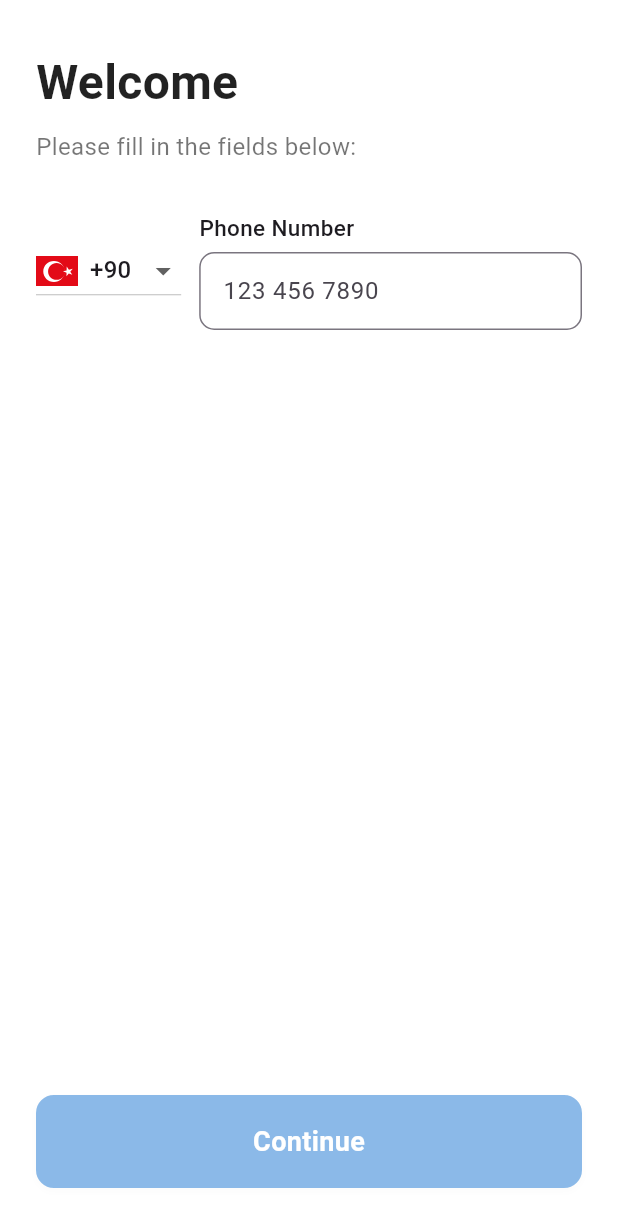
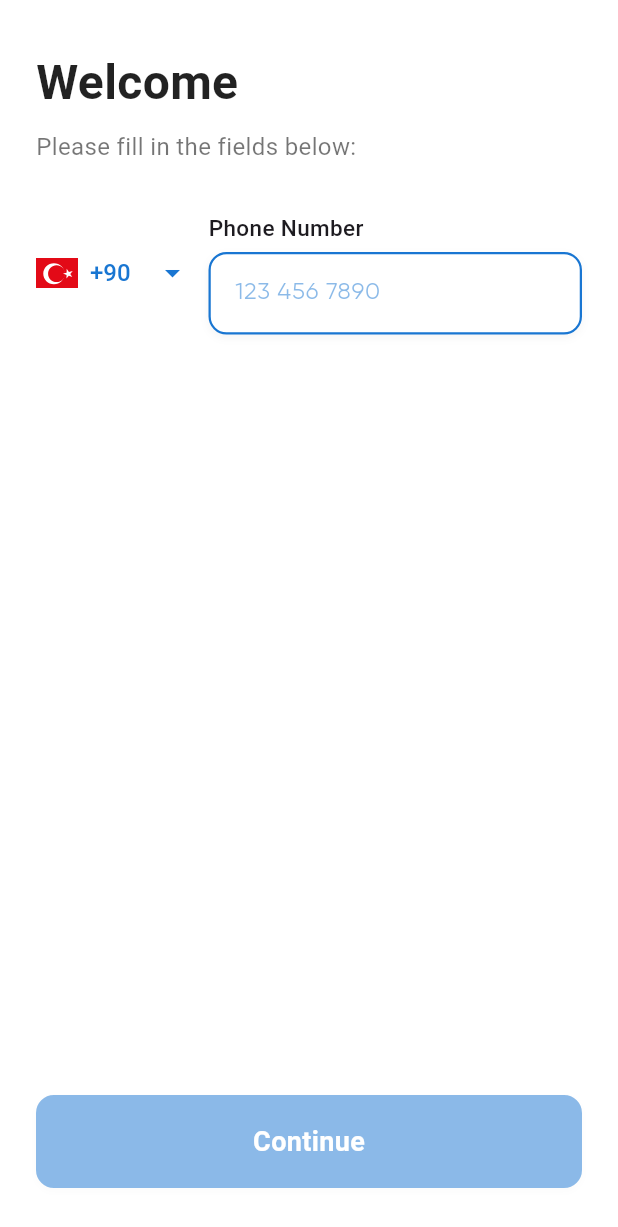
Before and after one commit to afakgun/telephony_rakuten_assignment, a Flutter app: the WelcomeView screen opened by its route, on a phone screen of 412 x 824 dp. Shown: the top 1227 px of the screen. Run offline on Flutter 3.47's test engine with Material 3 defaults, Android fonts, the phone set to English and light mode, and no system bars; our stand-ins replace cloud_firestore, connectivity_plus, device_info_plus, firebase_auth, firebase_core, fl_chart and 7 more; missing offline and left inert: flutter_phone_direct_caller, traffic_stats; accounts and stored records are empty; Roboto replaces fonts that are missing (Gilroy); project files that could hold a hidden picture were left out.

```diff
--- a/lib/presentation/confirmation/confirmation_widgets.dart
+++ b/lib/presentation/confirmation/confirmation_widgets.dart
@@ -1,4 +1,5 @@
 import 'package:flutter/material.dart';
+import 'package:telephony_rakuten_assignment/utils/textfield_utils.dart';
 
 class ConfirmationCodeInput extends StatelessWidget {
   final void Function(String) onChanged;
--- a/lib/presentation/welcome/welcome_view.dart
+++ b/lib/presentation/welcome/welcome_view.dart
@@ -49,7 +49,9 @@ class WelcomeView extends StatelessWidget {
               SizedBox(height: 32),
               Row(
                 children: [
-                  CountryCodeDropdown(
+                  Container(
+                    width: Get.width * 0.25,
+                    child: CountryCodeDropdown(
                       value: controller.countryCode.value,
                       onChanged: (value) {
                         if (value != null) controller.countryCode.value = value;
@@ -66,6 +68,7 @@ class WelcomeView extends StatelessWidget {
                         CountryCodeItem(code: '+20', flagAsset: 'assets/svg/flags/eg.svg'),
                         CountryCodeItem(code: '+7', flagAsset: 'assets/svg/flags/ru.svg'),
                       ],
+                    ),
                   ),
                   SizedBox(width: 12),
                   Expanded(
--- a/lib/presentation/welcome/welcome_widgets.dart
+++ b/lib/presentation/welcome/welcome_widgets.dart
@@ -1,6 +1,8 @@
 import 'package:flutter/material.dart';
 import 'package:flutter_svg/flutter_svg.dart';
 import 'package:get/get.dart';
+import 'package:telephony_rakuten_assignment/utils/textfield_utils.dart';
+import 'package:telephony_rakuten_assignment/utils/dropdown_utils.dart';
 
 class CountryCodeDropdown extends StatelessWidget {
   final String value;
@@ -16,7 +18,8 @@ class CountryCodeDropdown extends StatelessWidget {
 
   @override
   Widget build(BuildContext context) {
-    return DropdownButton<String>(
+    return Flexible(
+      child: DropdownUtils.cardDropdown<String>(
         value: value,
         onChanged: onChanged,
         items: items.map((item) {
@@ -36,6 +39,7 @@ class CountryCodeDropdown extends StatelessWidget {
             ),
           );
         }).toList(),
+      ),
     );
   }
 }
@@ -73,17 +77,11 @@ class WelcomeTextField extends StatelessWidget {
           style: TextStyle(fontSize: 15, fontWeight: FontWeight.w500),
         ),
         SizedBox(height: 6),
-        TextField(
+        TextFieldUtils.cardTextField(
           onChanged: onChanged,
           keyboardType: keyboardType,
           maxLines: maxLines,
-          decoration: InputDecoration(
           hintText: hint,
-            border: OutlineInputBorder(
-              borderRadius: BorderRadius.circular(10),
-            ),
-            contentPadding: EdgeInsets.symmetric(horizontal: 12, vertical: 14),
-          ),
         ),
       ],
     );
--- a/lib/routes/app_pages.dart
+++ b/lib/routes/app_pages.dart
@@ -1,10 +1,10 @@
 import 'package:get/get.dart';
+import 'package:telephony_rakuten_assignment/presentation/confirmation/view/confirmation_view.dart';
 import 'package:telephony_rakuten_assignment/presentation/home/home_view.dart';
 import 'package:telephony_rakuten_assignment/presentation/onboarding/onboarding_binding.dart';
 import 'package:telephony_rakuten_assignment/presentation/onboarding/onboarding_view.dart';
 import 'package:telephony_rakuten_assignment/presentation/welcome/welcome_binding.dart';
 import 'package:telephony_rakuten_assignment/presentation/welcome/welcome_view.dart';
-import 'package:telephony_rakuten_assignment/ui/confirmation/confirmation_view.dart';
 import 'package:telephony_rakuten_assignment/presentation/confirmation/confirmation_binding.dart';
 import 'package:telephony_rakuten_assignment/presentation/home/home_binding.dart';
 import 'package:telephony_rakuten_assignment/presentation/youtube/youtube_player_view.dart';
--- /dev/null
+++ b/lib/utils/dropdown_utils.dart
@@ -0,0 +1,37 @@
+import 'package:flutter/material.dart';
+import 'package:telephony_rakuten_assignment/const/app_colors.dart';
+
+class DropdownUtils {
+  static Widget cardDropdown<T>({
+    required T value,
+    required List<DropdownMenuItem<T>> items,
+    required ValueChanged<T?> onChanged,
+    Color backgroundColor = Colors.white,
+    Color borderColor = AppColors.primary,
+    Color iconColor = AppColors.primary,
+    double borderRadius = 12,
+    double verticalPadding = 14,
+    double horizontalPadding = 16,
+    EdgeInsetsGeometry? margin,
+    bool enabled = true,
+    Widget? hint,
+    Widget? icon,
+  }) {
+    return DropdownButtonHideUnderline(
+      child: DropdownButton<T>(
+        value: value,
+        items: items,
+        onChanged: enabled ? onChanged : null,
+        isExpanded: true,
+        icon: icon ?? Icon(Icons.arrow_drop_down, color: iconColor),
+        hint: hint,
+        dropdownColor: backgroundColor,
+        style: TextStyle(
+          color: AppColors.primary,
+          fontWeight: FontWeight.w500,
+          fontSize: 16,
+        ),
+      ),
+    );
+  }
+}
--- /dev/null
+++ b/lib/utils/textfield_utils.dart
@@ -0,0 +1,62 @@
+import 'package:flutter/material.dart';
+import 'package:telephony_rakuten_assignment/const/app_colors.dart';
+import 'package:telephony_rakuten_assignment/utils/textstyle_utils.dart';
+
+class TextFieldUtils {
+  static Widget cardTextField({
+    TextEditingController? controller,
+    String? hintText,
+    Color backgroundColor = Colors.white,
+    Color textColor = AppColors.primary,
+    Color borderColor = AppColors.primary,
+    double borderRadius = 12,
+    double verticalPadding = 14,
+    double horizontalPadding = 16,
+    double fontSize = 16,
+    FontWeight fontWeight = FontWeight.normal,
+    bool enabled = true,
+    bool obscureText = false,
+    Widget? prefixIcon,
+    Widget? suffixIcon,
+    int maxLines = 1,
+    TextInputType keyboardType = TextInputType.text,
+    ValueChanged<String>? onChanged,
+    EdgeInsetsGeometry? margin,
+  }) {
+    return Container(
+      margin: margin,
+      decoration: BoxDecoration(
+        color: backgroundColor,
+        borderRadius: BorderRadius.circular(borderRadius),
+        border: Border.all(color: borderColor, width: 1.5),
+        boxShadow: [
+          BoxShadow(
+            color: Colors.black.withOpacity(0.04),
+            blurRadius: 4,
+            offset: const Offset(0, 2),
+          ),
+        ],
+      ),
+      child: TextField(
+        controller: controller,
+        enabled: enabled,
+        obscureText: obscureText,
+        maxLines: maxLines,
+        keyboardType: keyboardType,
+        onChanged: onChanged,
+        style: TextStyleUtils.generalGilroyRegularText(fontSize, textColor),
+        decoration: InputDecoration(
+          contentPadding: EdgeInsets.symmetric(
+            vertical: verticalPadding,
+            horizontal: horizontalPadding,
+          ),
+          hintText: hintText,
+          hintStyle: TextStyleUtils.generalGilroyRegularText(fontSize, textColor.withOpacity(0.5)),
+          border: InputBorder.none,
+          prefixIcon: prefixIcon,
+          suffixIcon: suffixIcon,
+        ),
+      ),
+    );
+  }
+}
```
Also changed, not shown: lib/presentation/confirmation/view/confirmation_view.dart (+6 -20 lines), lib/presentation/home/home_controller.dart (+7 -0 lines), lib/presentation/home/home_view.dart (+9 -0 lines), lib/presentation/home/home_widgets.dart (+13 -14 lines), lib/screens/welcome_screen.dart (deleted, +0 -133 lines), lib/ui/confirmation/confirmation_view.dart (deleted, +0 -56 lines). Lines whose indentation alone changed are shown as unchanged.
